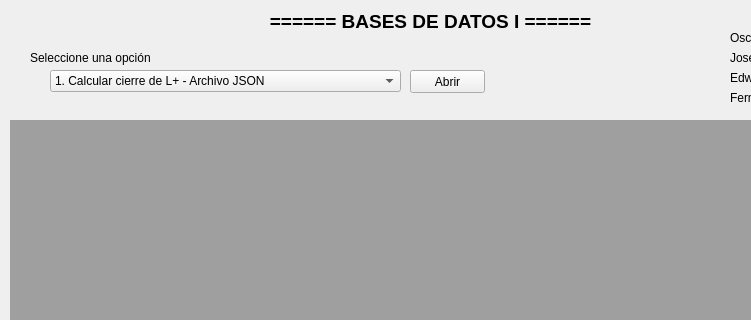
First picture: the form in menu.ui, repository ferchofpz/DependenciasFuncionales, before the edit; both pictures show x 0 to 751 and y 0 to 320 of the 871 by 598 pixel window.
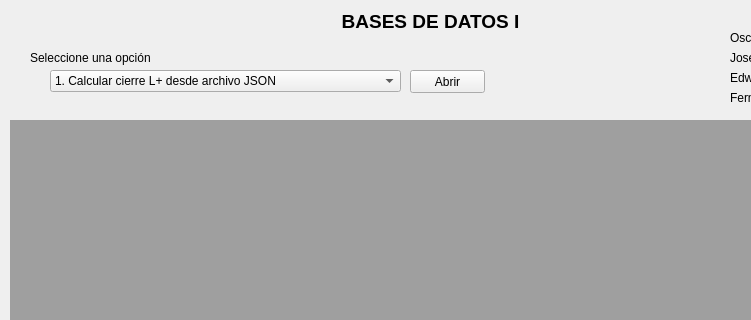
Second picture: the form after the edit.

Commit message: Ajuste interfaz de usuario y escritura de archivo .out

What changed in the file:
```diff
--- a/menu.ui
+++ b/menu.ui
@@ -24,7 +24,7 @@
      </rect>
     </property>
     <property name="text">
-     <string>&lt;html&gt;&lt;head/&gt;&lt;body&gt;&lt;p align=&quot;center&quot;&gt;&lt;span style=&quot; font-size:14pt; font-weight:600;&quot;&gt;====== BASES DE DATOS I ======&lt;/span&gt;&lt;/p&gt;&lt;/body&gt;&lt;/html&gt;</string>
+     <string>&lt;html&gt;&lt;head/&gt;&lt;body&gt;&lt;p align=&quot;center&quot;&gt;&lt;span style=&quot; font-size:14pt; font-weight:600;&quot;&gt;BASES DE DATOS I&lt;/span&gt;&lt;/p&gt;&lt;/body&gt;&lt;/html&gt;</string>
     </property>
    </widget>
    <widget class="QPushButton" name="buttonOpen">
@@ -51,7 +51,7 @@
     </property>
     <item>
      <property name="text">
-      <string>1. Calcular cierre de L+ - Archivo JSON</string>
+      <string>1. Calcular cierre L+ desde archivo JSON</string>
      </property>
     </item>
     <item>
```
Left out of the diff: 496 changed lines with no effect on the pictures. The commit also changes 8 other files.
